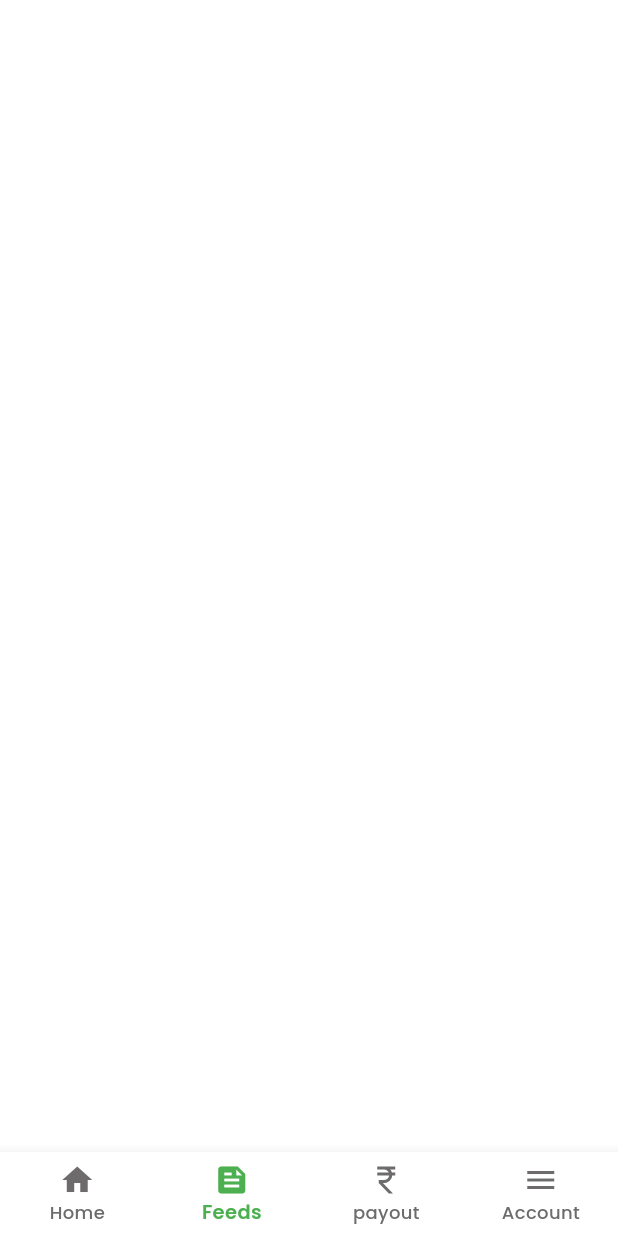
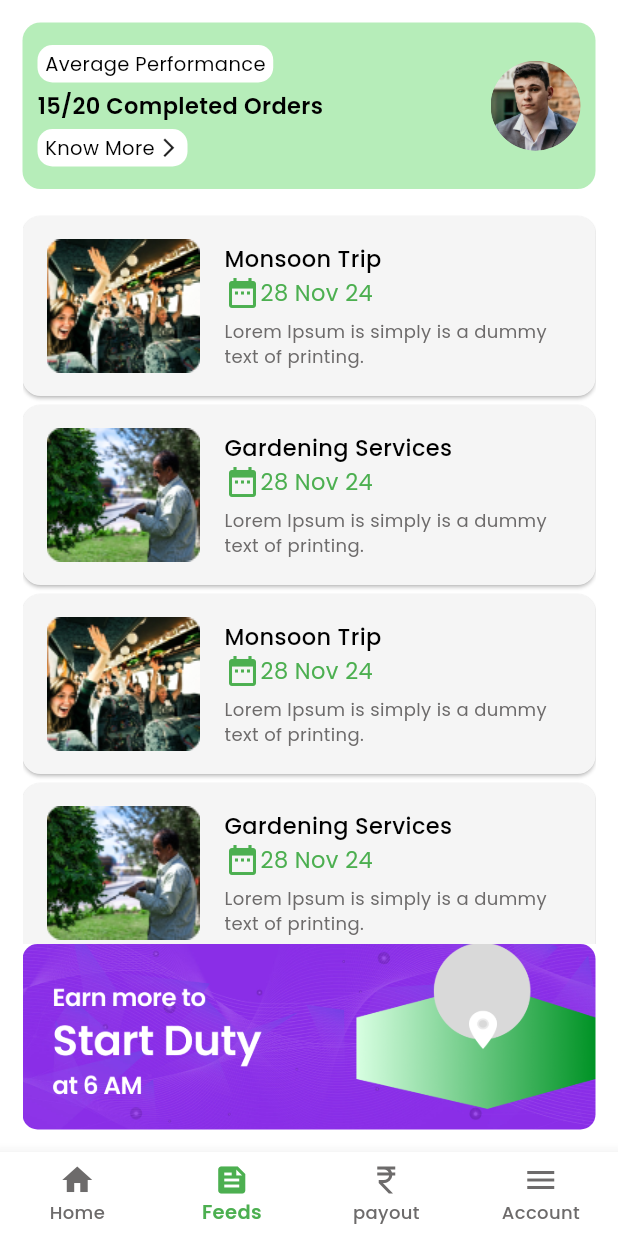
Before and after one commit to yadavjicode/plant-caption, a Flutter app: the Dashboard screen opened by its route, item 2 of the bottom bar chosen, on a phone screen of 412 x 824 dp. Run offline on Flutter 3.47's test engine with Material 3 defaults, Android fonts, the phone set to English and light mode, and no system bars; our stand-ins replace carousel_slider, firebase_core, flutter_svg, geolocator, get, google_maps_flutter and 4 more; accounts and stored records are empty.

Commit message:
10-12-2024

```diff
--- a/lib/app/constant/app_color.dart
+++ b/lib/app/constant/app_color.dart
@@ -8,5 +8,5 @@ class AppColor {
   static const Color blackColor = Colors.black;
   static const Color grey = Colors.grey;
   static const Color darkgrey = const Color.fromARGB(255, 109, 107, 107);
-  static const Color secondaryColor = Color(0XFFEEFFDD);
+  static const Color secondaryColor = Color(0XFFB6EDB9);
 }
--- a/lib/app/ui/dashboard/dashboard.dart
+++ b/lib/app/ui/dashboard/dashboard.dart
@@ -3,7 +3,9 @@ import 'dart:async';
 import 'package:geolocator/geolocator.dart';
 import 'package:google_maps_flutter/google_maps_flutter.dart';
 import 'package:idealista/app/constant/app_color.dart';
+import 'package:idealista/app/ui/dashboard/feeds/feeds.dart';
 import 'package:idealista/app/ui/dashboard/home/home.dart';
+import 'package:idealista/app/ui/dashboard/payout/payout.dart';
 import 'package:idealista/app/ui/widget/custom_drawer.dart';
 import 'package:idealista/app/widget/font_constant.dart';
 
@@ -106,8 +108,8 @@ class _DashboardState extends State<Dashboard> {
     final GlobalKey<ScaffoldState> _scaffoldKey = GlobalKey<ScaffoldState>();
   final List<Widget> _pages = [
     home(),
-    SizedBox.shrink(),
-    SizedBox.shrink(),
+    Feeds(),
+    Payout(),
      SizedBox.shrink(),
   ];
 
--- /dev/null
+++ b/lib/app/ui/dashboard/feeds/feeds.dart
@@ -0,0 +1,214 @@
+import 'package:flutter/material.dart';
+import 'package:idealista/app/constant/app_color.dart';
+import 'package:idealista/app/util/size.dart';
+import 'package:idealista/app/widget/font_constant.dart';
+
+class Feeds extends StatefulWidget {
+  const Feeds({super.key});
+
+  @override
+  State<Feeds> createState() => _FeedsState();
+}
+
+class _FeedsState extends State<Feeds> {
+  final List<Map<String, String>> data = [
+    {
+      'image': 'assets/images/feedA.png',
+      'tittle': 'Monsoon Trip',
+      'value': 'Lorem Ipsum is simply is a dummy text of printing.'
+    },
+    {
+      'image': 'assets/images/feedB.png',
+      'tittle': 'Gardening Services',
+      'value': 'Lorem Ipsum is simply is a dummy text of printing.'
+    },
+    {
+      'image': 'assets/images/feedA.png',
+      'tittle': 'Monsoon Trip',
+      'value': 'Lorem Ipsum is simply is a dummy text of printing.'
+    },
+    {
+      'image': 'assets/images/feedB.png',
+      'tittle': 'Gardening Services',
+      'value': 'Lorem Ipsum is simply is a dummy text of printing.'
+    },
+    {
+      'image': 'assets/images/feedA.png',
+      'tittle': 'Monsoon Trip',
+      'value': 'Lorem Ipsum is simply is a dummy text of printing.'
+    },
+  ];
+  @override
+  Widget build(BuildContext context) {
+    return Scaffold(
+      backgroundColor: AppColor.whiteColor,
+      body: SafeArea(
+          child: Padding(
+        padding: const EdgeInsets.all(15.0),
+        child: Column(
+          children: [
+            Container(
+              padding: const EdgeInsets.symmetric(horizontal: 10, vertical: 15),
+              decoration: const BoxDecoration(
+                  color: AppColor.secondaryColor,
+                  borderRadius: BorderRadius.all(Radius.circular(12))),
+              child: Row(
+                children: [
+                  Expanded(
+                    child: Column(
+                      crossAxisAlignment: CrossAxisAlignment.start,
+                      children: [
+                        Container(
+                            padding: const EdgeInsets.symmetric(
+                                horizontal: 5, vertical: 3),
+                            decoration: const BoxDecoration(
+                                color: AppColor.whiteColor,
+                                borderRadius:
+                                    BorderRadius.all(Radius.circular(10))),
+                            child: Text(
+                              "Average Performance",
+                              style: FontConstant.styleRegular(
+                                  fontSize: 13, color: AppColor.blackColor),
+                              maxLines: 1,
+                              overflow: TextOverflow.ellipsis,
+                            )),
+                        const SizedBox(
+                          height: 5,
+                        ),
+                        Text(
+                          "15/20 Completed Orders",
+                          style: FontConstant.styleSemiBold(
+                              fontSize: 15, color: AppColor.blackColor),
+                          maxLines: 1,
+                          overflow: TextOverflow.ellipsis,
+                        ),
+                        const SizedBox(
+                          height: 5,
+                        ),
+                        Container(
+                            padding: const EdgeInsets.symmetric(
+                                horizontal: 5, vertical: 3),
+                            decoration: const BoxDecoration(
+                                color: AppColor.whiteColor,
+                                borderRadius:
+                                    BorderRadius.all(Radius.circular(10))),
+                            child: Container(
+                              width: 90,
+                              child: Row(
+                                children: [
+                                  Expanded(
+                                    child: Text(
+                                      "Know More",
+                                      style: FontConstant.styleRegular(
+                                          fontSize: 13,
+                                          color: AppColor.blackColor),
+                                      maxLines: 1,
+                                      overflow: TextOverflow.ellipsis,
+                                    ),
+                                  ),
+                                  Icon(
+                                    Icons.arrow_forward_ios,
+                                    size: 15,
+                                  )
+                                ],
+                              ),
+                            )),
+                      ],
+                    ),
+                  ),
+                  ClipOval(
+                    child: Image.asset(
+                      "assets/images/profile.png",
+                      height: 60,
+                    ),
+                  )
+                ],
+              ),
+            ),
+            Expanded(
+              child: SingleChildScrollView(
+                child: Padding(
+                  padding: EdgeInsets.symmetric(vertical: 15),
+                  child: Column(
+                    crossAxisAlignment: CrossAxisAlignment.start,
+                    children: data.map((item) {
+                      return Card(
+                        color: Colors.grey.shade100,
+                        margin: const EdgeInsets.symmetric(vertical: 3.0),
+                        shadowColor: AppColor.blackColor,
+                        borderOnForeground: true,
+                        child: Padding(
+                          padding: const EdgeInsets.all(10.0),
+                          child: Row(
+                            children: [
+                              ClipRRect(
+                                  borderRadius:
+                                      BorderRadius.all(Radius.circular(10)),
+                                  child: Image.asset(
+                                    '${item['image']}',
+                                    height: 100,
+                                  )),
+                              const SizedBox(
+                                width: 10,
+                              ),
+                              Expanded(
+                                child: Column(
+                                  crossAxisAlignment: CrossAxisAlignment.start,
+                                  children: [
+                                    Text('${item['tittle']}',
+                                        maxLines: 1,
+                                        overflow: TextOverflow.ellipsis,
+                                        style: FontConstant.styleMedium(
+                                            fontSize: 15,
+                                            color: AppColor.blackColor)),
+                                    Row(
+                                      children: [
+                                        const Icon(
+                                          Icons.date_range,
+                                          color: AppColor.primaryColor,
+                                        ),
+                                        Expanded(
+                                          child: Text("28 Nov 24",
+                                              maxLines: 1,
+                                              overflow: TextOverflow.ellipsis,
+                                              style: FontConstant.styleRegular(
+                                                  fontSize: 15,
+                                                  color:
+                                                      AppColor.primaryColor)),
+                                        )
+                                      ],
+                                    ),
+                                    const SizedBox(height: 5),
+                                    Text('${item['value']}',
+                                        maxLines: 2,
+                                        overflow: TextOverflow.ellipsis,
+                                        style: FontConstant.styleRegular(
+                                            fontSize: 12,
+                                            color: AppColor.darkgrey)),
+                                  ],
+                                ),
+                              ),
+                            ],
+                          ),
+                        ),
+                      );
+                    }).toList(),
+                  ),
+                ),
+              ),
+            ),
+            ClipRRect(
+              borderRadius: BorderRadius.circular(10),
+              child: Image.asset(
+                "assets/images/banner.png",
+                height: SizeConfig.heightPercentage(15),
+                fit: BoxFit.cover,
+                width: double.infinity,
+              ),
+            )
+          ],
+        ),
+      )),
+    );
+  }
+}
--- a/pubspec.yaml
+++ b/pubspec.yaml
@@ -72,6 +72,7 @@ flutter:
 
   assets:
     - assets/images/
+    - assets/icons/
     - assets/l10n/
 
 
```
Also changed, not shown: lib/app/ui/dashboard/payout/daily/daily.dart (added, +82 -0 lines), lib/app/ui/dashboard/payout/payout.dart (added, +43 -0 lines), lib/app/ui/widget/custom_drawer.dart (+52 -22 lines), assets/images/banner.png (added), assets/images/feedA.png (added), assets/images/feedB.png (added), assets/images/profile.png (added), lib/app/ui/dashboard/payout/monthly/monthly.dart (added), lib/app/ui/dashboard/payout/weekly/weeekly.dart (added).
